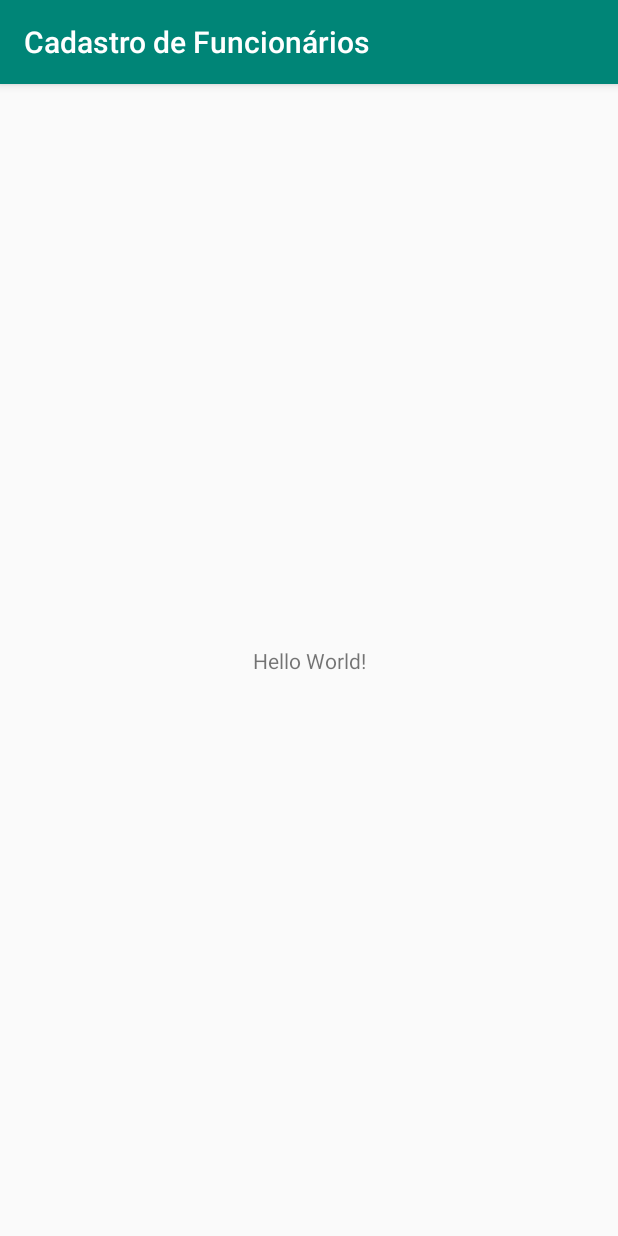
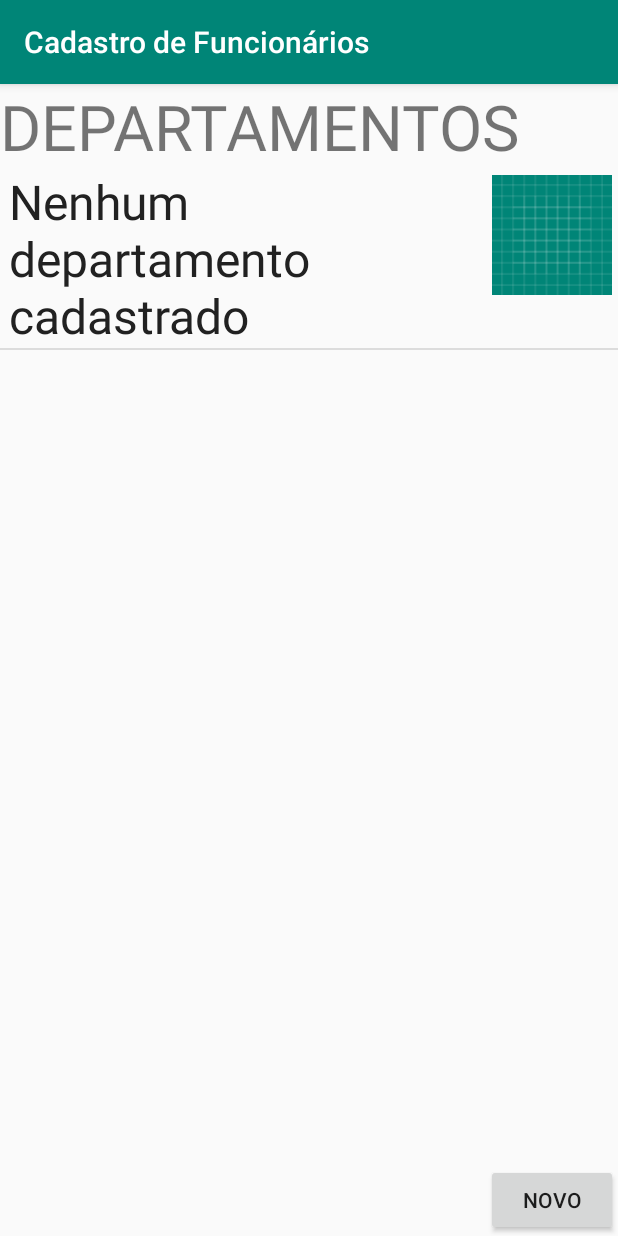
Before and after one commit to Felpz13/CadastroFuncionarios, an Android app: the screen it shows after launch (MainActivity), on a phone screen of 412 x 824 dp. Run offline under Robolectric (Android 15) with nearby library versions, the light colour scheme and no system bars.

Commit message:
lista departamentos vazia

```diff
--- a/app/src/main/java/com/example/claro/cadastrodefuncionrios/MainActivity.kt
+++ b/app/src/main/java/com/example/claro/cadastrodefuncionrios/MainActivity.kt
@@ -2,11 +2,23 @@ package com.example.claro.cadastrodefuncionrios
 
 import android.support.v7.app.AppCompatActivity
 import android.os.Bundle
+import android.util.TypedValue
+import android.widget.Toast
+import kotlinx.android.synthetic.main.activity_main.*
+import kotlinx.android.synthetic.main.dep_item.*
+import kotlinx.android.synthetic.main.departamentos.*
 
-class MainActivity : AppCompatActivity() {
+class MainActivity : AppCompatActivity()
+{
 
-    override fun onCreate(savedInstanceState: Bundle?) {
+    override fun onCreate(savedInstanceState: Bundle?)
+    {
+
         super.onCreate(savedInstanceState)
         setContentView(R.layout.activity_main)
+
+        titulo.setText("DEPARTAMENTOS")
+
+        supportFragmentManager.beginTransaction().replace(R.id.container, departamentos()).commit()
     }
 }
--- /dev/null
+++ b/app/src/main/java/com/example/claro/cadastrodefuncionrios/adapterDep.kt
@@ -0,0 +1,63 @@
+package com.example.claro.cadastrodefuncionrios
+
+import android.content.Context
+import android.view.LayoutInflater
+import android.view.View
+import android.view.ViewGroup
+import android.widget.BaseAdapter
+import android.widget.ImageView
+import android.widget.TextView
+
+class adapterDep (var context: Context, var dataSource: ArrayList<dep>) : BaseAdapter()
+{
+
+    private class ViewHolder(row: View?) {
+        var txtName: TextView? = null
+        var imgAvatar: ImageView? = null
+
+        init {
+            this.txtName = row?.findViewById(R.id.nome) as TextView
+            this.imgAvatar = row?.findViewById(R.id.imgFundo) as ImageView
+        }
+    }
+
+    override fun getView(position: Int, convertView: View?, parent: ViewGroup?): View
+    {
+        val view: View?
+        val viewHolder: ViewHolder
+        if (convertView == null) {
+            var layout = LayoutInflater.from(context)
+            view = layout.inflate(R.layout.dep_item, parent, false)
+            viewHolder = ViewHolder(view)
+            view.tag = viewHolder
+
+        }
+
+        else
+        {
+            view = convertView
+            viewHolder = view.tag as ViewHolder
+        }
+
+        var elemento : dep = getItem(position) as dep
+        viewHolder.txtName?.text = elemento.nome
+        viewHolder.imgAvatar?.setImageResource(elemento.img)
+
+        return view as View
+    }
+
+    override fun getItem(position: Int): Any
+    {
+        return dataSource.get(position)
+    }
+
+    override fun getItemId(position: Int): Long
+    {
+        return position.toLong()
+    }
+
+    override fun getCount(): Int
+    {
+        return dataSource.count()
+    }
+}
--- /dev/null
+++ b/app/src/main/java/com/example/claro/cadastrodefuncionrios/departamentos.kt
@@ -0,0 +1,64 @@
+package com.example.claro.cadastrodefuncionrios
+
+import android.content.Context
+import android.os.Bundle
+import android.support.v4.app.Fragment
+import android.util.TypedValue
+import android.view.LayoutInflater
+import android.view.View
+import android.view.ViewGroup
+import android.widget.Button
+import android.widget.ListView
+import android.widget.TextView
+import android.widget.Toast
+import com.example.claro.cadastrodefuncionrios.R.id.titulo
+import kotlinx.android.synthetic.*
+import kotlinx.android.synthetic.main.activity_main.*
+import kotlinx.android.synthetic.main.dep_item.*
+import kotlinx.android.synthetic.main.departamentos.*
+
+class departamentos : Fragment()
+{
+    override fun onCreateView(inflater: LayoutInflater, container: ViewGroup?, savedInstanceState: Bundle?): View? {
+
+
+        var fgView = inflater.inflate(R.layout.departamentos,container,false)
+
+        var listView = fgView.findViewById(R.id.lista_dep) as ListView
+
+        var nomes : ArrayList<dep> = ArrayList()
+
+
+        if (nomes.count() > 0)
+        {
+            listView.adapter = adapterDep(getActivity()!!.getApplicationContext(), nomes)
+        }
+
+        else
+        {
+
+            nomes.add(dep("Nenhum departamento cadastrado", 30))
+            listView.adapter = adapterDep(getActivity()!!.getApplicationContext(), nomes)
+        }
+
+
+        return fgView
+    }
+
+    fun novoDepartamento()
+    {
+        Toast.makeText(activity, "Test", Toast.LENGTH_LONG).show()
+    }
+}
+
+data class dep(val nome:String, var img:Int)
+{
+    init
+    {
+        val regex = Regex(".*\\d+.*")
+
+        require(!nome.matches(regex)) { "O Nome não pode conter numeros" }
+
+        if (img == 30) img = R.drawable.ic_launcher_background
+    }
+}
--- a/app/src/main/res/layout/activity_main.xml
+++ b/app/src/main/res/layout/activity_main.xml
@@ -1,19 +1,25 @@
 <?xml version="1.0" encoding="utf-8"?>
-<android.support.constraint.ConstraintLayout
+<RelativeLayout
         xmlns:android="http://schemas.android.com/apk/res/android"
         xmlns:tools="http://schemas.android.com/tools"
         xmlns:app="http://schemas.android.com/apk/res-auto"
         android:layout_width="match_parent"
         android:layout_height="match_parent"
         tools:context=".MainActivity">
+    <TextView
+            android:id="@+id/titulo"
+            android:text="Titulo "
+            android:textSize="42dp"
+            android:layout_width="match_parent"
+            android:layout_height="wrap_content"/>
 
-    <TextView
-            android:layout_width="wrap_content"
-            android:layout_height="wrap_content"
-            android:text="Hello World!"
-            app:layout_constraintBottom_toBottomOf="parent"
-            app:layout_constraintLeft_toLeftOf="parent"
-            app:layout_constraintRight_toRightOf="parent"
-            app:layout_constraintTop_toTopOf="parent"/>
+    <FrameLayout
+            android:layout_below="@+id/titulo"
+            android:id="@+id/container"
+            android:layout_width="match_parent"
+            android:layout_height="match_parent"
+    >
 
-</android.support.constraint.ConstraintLayout>
+    </FrameLayout>
+
+</RelativeLayout>
--- /dev/null
+++ b/app/src/main/res/layout/dep_item.xml
@@ -0,0 +1,37 @@
+<?xml version="1.0" encoding="utf-8"?>
+<RelativeLayout
+        xmlns:android="http://schemas.android.com/apk/res/android"
+        android:layout_width="match_parent"
+        android:layout_height="wrap_content"
+        android:layout_marginTop="16dp"
+
+>
+
+    <ImageView
+            android:id="@+id/imgFundo"
+            android:src="@drawable/ic_launcher_background"
+            android:layout_alignParentRight="true"
+            android:layout_width="80dp"
+            android:layout_height="80dp"
+            android:layout_margin="4dp"
+
+
+    />
+
+    <TextView
+            android:id="@+id/nome"
+            android:textSize="32sp"
+            android:layout_width="match_parent"
+            android:layout_height="wrap_content"
+            android:text="Exemplo"
+            android:textColor="#212121"
+            android:layout_toLeftOf="@+id/imgFundo"
+            android:layout_centerVertical="true"
+            android:layout_marginRight="4sp"
+            android:layout_marginLeft="6sp"
+
+    />
+
+
+
+</RelativeLayout>
--- /dev/null
+++ b/app/src/main/res/layout/departamentos.xml
@@ -0,0 +1,33 @@
+<?xml version="1.0" encoding="utf-8"?>
+<RelativeLayout
+        xmlns:android="http://schemas.android.com/apk/res/android"
+        android:layout_width="match_parent"
+        android:layout_height="match_parent">
+
+    <ListView
+            android:id="@+id/lista_dep"
+            android:layout_width="match_parent"
+            android:layout_height="match_parent"
+            android:layout_above="@+id/lay_novo">
+
+    </ListView>
+
+    <FrameLayout
+            android:id="@+id/lay_novo"
+            android:layout_width="match_parent"
+            android:layout_height="wrap_content"
+            android:layout_alignParentBottom="true"
+    >
+
+        <Button
+                android:id="@+id/bt_nv_dep"
+                android:text="Novo"
+                android:layout_gravity="end"
+                android:layout_width="wrap_content"
+                android:layout_height="wrap_content"
+        />
+
+    </FrameLayout>
+
+
+</RelativeLayout>
```
